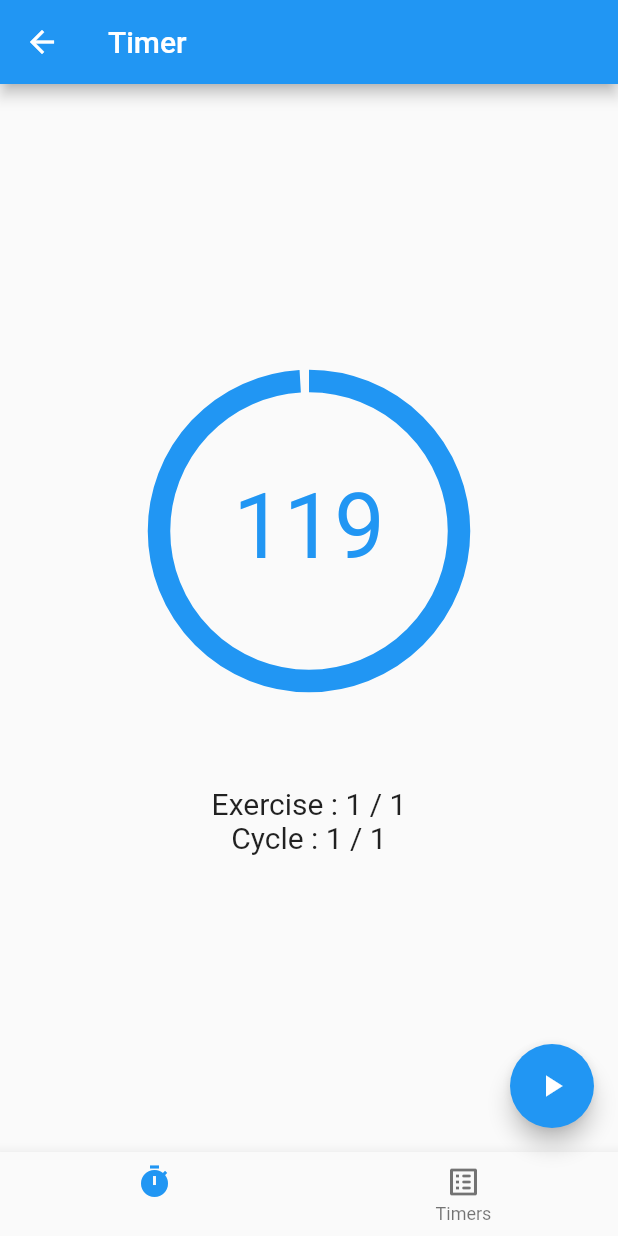
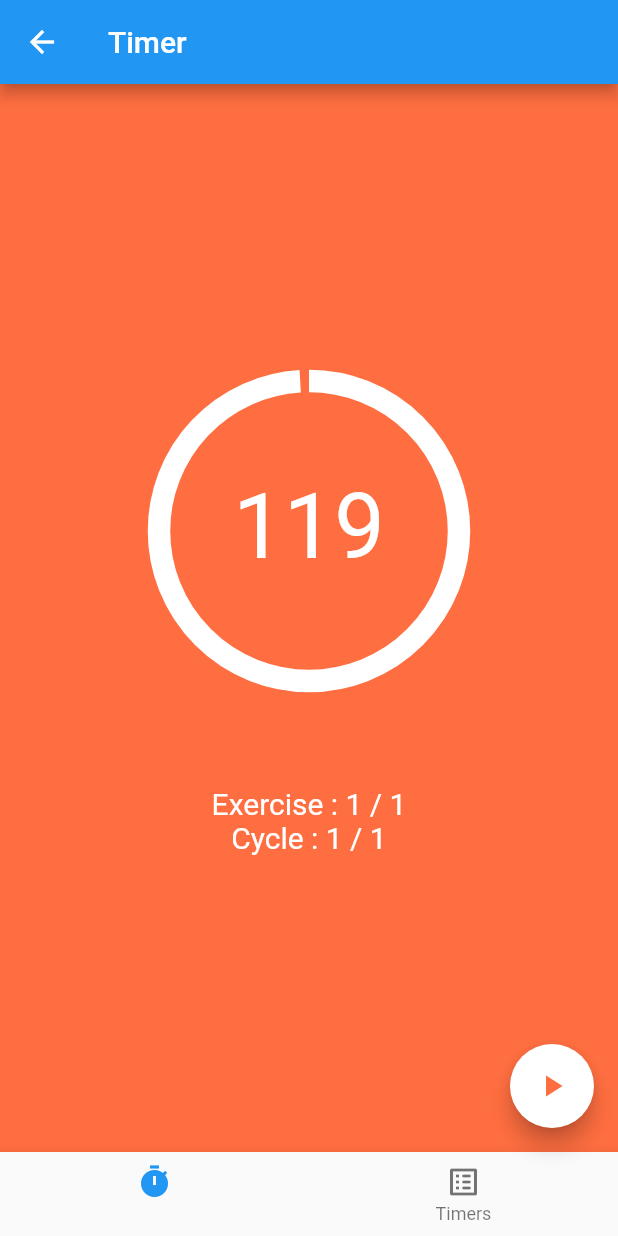
Before and after one commit to jobam/HoneyTime, a Flutter app: the screen it shows after launch, after a tap on the "play arrow" icon, on a phone screen of 412 x 824 dp. Run offline on Flutter 3.47's test engine with Material 2 defaults, Android fonts, the phone set to English and light mode, and no system bars; our stand-ins replace just_audio, shared_preferences, wakelock.

Commit message:
feat: Add Colors during cycle

```diff
--- a/lib/screens/timer_screen.dart
+++ b/lib/screens/timer_screen.dart
@@ -4,11 +4,11 @@ import 'package:flutter/material.dart';
 import 'package:just_audio/just_audio.dart';
 import 'package:wakelock/wakelock.dart';
 
-import '../models/app_timer.dart' as appTimer;
+import '../models/app_timer.dart';
 import '../shared/menu_bottom.dart';
 
 class TimerScreen extends StatefulWidget {
-  final appTimer.AppTimer timer;
+  final AppTimer timer;
 
   const TimerScreen({Key? key, required this.timer}) : super(key: key);
 
@@ -28,13 +28,15 @@ class _TimerScreenState extends State<TimerScreen>
 
   bool isExercise = true;
 
-  appTimer.AppTimer timer;
+  AppTimer timer;
+
+  Color backGroundColor = Colors.white;
+  Color spinnerColor = Colors.blue;
 
   _TimerScreenState(this.timer) {}
 
   @override
   void initState() {
-
     player.setAsset('assets/audio/count_down.flac');
 
     timerController = AnimationController(
@@ -61,6 +63,7 @@ class _TimerScreenState extends State<TimerScreen>
       ),
       bottomNavigationBar: const MenuBottom(),
       body: Container(
+        color: backGroundColor,
         height: double.infinity,
         child: Column(
           mainAxisAlignment: MainAxisAlignment.center,
@@ -79,6 +82,7 @@ class _TimerScreenState extends State<TimerScreen>
                             strokeWidth: 15,
                             value: timerController.value,
                             semanticsLabel: 'Circular progress indicator',
+                            color: spinnerColor,
                           )),
                       Container(
                         transform: Matrix4.translationValues(0.0, -138.0, 0.0),
@@ -86,7 +90,7 @@ class _TimerScreenState extends State<TimerScreen>
                           (timerController.value *
                                   (timerController.duration?.inSeconds ?? 0.0))
                               .toStringAsFixed(0),
-                          style: TextStyle(fontSize: 60, color: Colors.blue),
+                          style: TextStyle(fontSize: 60, color: spinnerColor),
                         ),
                       ),
                     ],
@@ -101,11 +105,11 @@ class _TimerScreenState extends State<TimerScreen>
                   children: [
                     Text(
                       'Exercise : ${currentExerciseNb} / ${timer.exercisesNb}',
-                      style: TextStyle(fontSize: 20),
+                      style: TextStyle(fontSize: 20, color: spinnerColor),
                     ),
                     Text(
                       'Cycle : ${currentCycleNb} / ${timer.cycles}',
-                      style: TextStyle(fontSize: 20),
+                      style: TextStyle(fontSize: 20, color: spinnerColor),
                     )
                   ],
                 )
@@ -119,10 +123,12 @@ class _TimerScreenState extends State<TimerScreen>
           await Wakelock.enable();
           currentCycleNb = 1;
           currentExerciseNb = 1;
+          setExerciseColor();
           return await startTimer(timer.exerciseTimeInSec);
         },
         tooltip: 'Start',
-        child: const Icon(Icons.play_arrow),
+        backgroundColor: spinnerColor,
+        child: Icon(Icons.play_arrow, color: backGroundColor),
       ),
     );
   }
@@ -145,12 +151,14 @@ class _TimerScreenState extends State<TimerScreen>
       if (isExercise && currentExerciseNb < timer.exercisesNb) {
         isExercise = false;
         await startTimer(timer.pauseBetweenExercises);
+        setPauseColor();
         return;
       }
       if (isExercise && currentExerciseNb >= timer.exercisesNb) {
         isExercise = false;
         if (currentCycleNb < timer.cycles) {
           await startTimer(timer.pauseBetweenCycles);
+          setPauseColor();
         }
         return;
       }
@@ -158,6 +166,7 @@ class _TimerScreenState extends State<TimerScreen>
         isExercise = true;
         currentExerciseNb++;
         await startTimer(timer.exerciseTimeInSec);
+        setExerciseColor();
         return;
       }
       if (!isExercise && currentExerciseNb >= timer.exercisesNb) {
@@ -166,8 +175,21 @@ class _TimerScreenState extends State<TimerScreen>
           isExercise = true;
           currentExerciseNb = 1;
           await startTimer(timer.exerciseTimeInSec);
+          setExerciseColor();
         }
       }
     }
   }
+
+  void setExerciseColor() {
+    backGroundColor = Colors.deepOrangeAccent;
+    spinnerColor = Colors.white;
+    setState(() {});
+  }
+
+  void setPauseColor() {
+    backGroundColor = Colors.white;
+    spinnerColor = Colors.blue;
+    setState(() {});
+  }
 }
```
Also changed, not shown: 1 other file.
